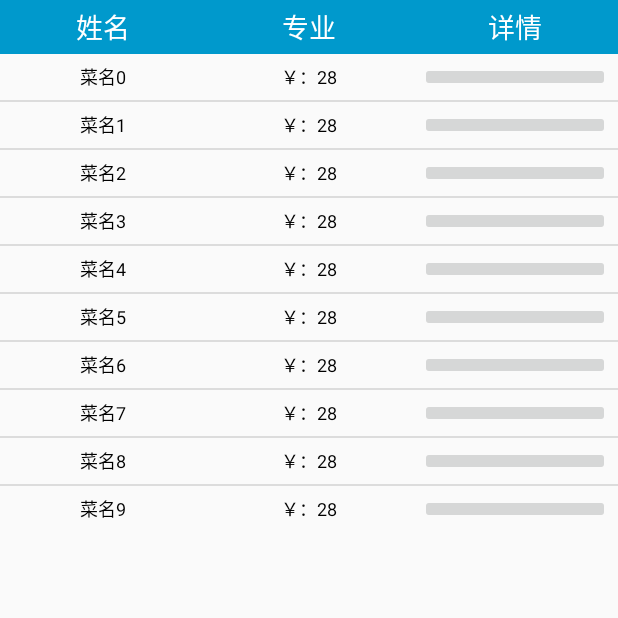
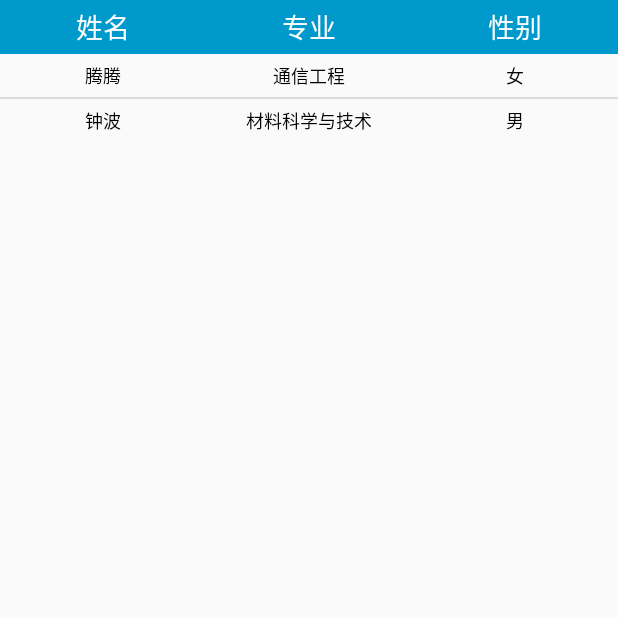
Before and after one commit to sherlockkk/SchoolMate-JXUST, an Android app: the screen it shows after launch (ListActivity), after a tap on "查询", on a phone screen of 412 x 824 dp, the top half of it. Run offline under Robolectric (Android 15) with nearby library versions, the phone set to English and light mode, and no system bars; our stand-ins replace Volley; network calls fail.

```diff
--- a/app/build.gradle
+++ b/app/build.gradle
@@ -24,5 +24,5 @@ dependencies {
     compile 'com.android.support:appcompat-v7:23.1.0'
     compile 'com.google.code.gson:gson:2.4'
     compile files('libs/WelikeAndroid_V1.1.jar')
-
+    compile 'me.neavo:volley:2014.12.09'
 }
--- a/app/src/main/AndroidManifest.xml
+++ b/app/src/main/AndroidManifest.xml
@@ -2,7 +2,11 @@
 <manifest xmlns:android="http://schemas.android.com/apk/res/android"
     package="com.alpha.schoolmate">
 
+    <uses-permission android:name="android.permission.INTERNET"></uses-permission>
+    <uses-permission android:name="android.permission.WRITE_EXTERNAL_STORAGE"></uses-permission>
+
     <application
+        android:name=".MyApplication"
         android:allowBackup="true"
         android:icon="@mipmap/ic_launcher"
         android:label="@string/app_name"
--- /dev/null
+++ b/app/src/main/java/com/alpha/schoolmate/MyApplication.java
@@ -0,0 +1,25 @@
+package com.alpha.schoolmate;
+
+import android.app.Application;
+
+import com.android.volley.RequestQueue;
+import com.android.volley.toolbox.Volley;
+
+/**
+ * Created by Jason Sun on 2015/11/6.
+ * <p/>
+ * 邮箱：1129574214@qq.com
+ */
+public class MyApplication extends Application {
+    public static RequestQueue requestQueue;
+
+    @Override
+    public void onCreate() {
+        super.onCreate();
+        requestQueue = Volley.newRequestQueue(getApplicationContext());
+    }
+
+    public static RequestQueue getHttpRequestQueue(){
+        return requestQueue;
+    }
+}
--- a/app/src/main/java/com/alpha/schoolmate/activity/ListActivity.java
+++ b/app/src/main/java/com/alpha/schoolmate/activity/ListActivity.java
@@ -1,33 +1,27 @@
 package com.alpha.schoolmate.activity;
 
 import android.app.Activity;
-import android.content.DialogInterface;
 import android.os.Bundle;
 import android.view.View;
-import android.widget.Button;
-import android.widget.ImageButton;
+import android.widget.AdapterView;
 import android.widget.ListView;
-import android.widget.TableLayout;
-import android.widget.TableRow;
-import android.widget.TextView;
 
 import com.alpha.schoolmate.R;
-import com.alpha.schoolmate.adapter.MyAdapter;
-import com.alpha.schoolmate.adapter.ViewHolder;
-import com.lody.welike.ui.WelikeActivity;
+import com.alpha.schoolmate.adapter.ListViewAdapter;
+import com.lody.welike.ui.WelikeToast;
 
 import java.util.ArrayList;
 import java.util.HashMap;
 import java.util.List;
 import java.util.Map;
-import java.util.Objects;
 
 /**
  * Created by SongJian on 2015/11/4 0004.
  */
 public class ListActivity extends Activity {
-    public static String title[] = new String[]{"菜名0", "菜名1", "菜名2", "菜名3", "菜名4", "菜名5", "菜名6", "菜名7", "菜名8", "菜名9"};
-    public static String info[] = new String[]{"￥：28", "￥：28", "￥：28", "￥：28", "￥：28", "￥：28", "￥：28", "￥：28", "￥：28", "￥：28",};
+    public static String title[] = new String[]{"腾腾", "钟波"};
+    public static String info[] = new String[]{"通信工程", "材料科学与技术"};
+    public static String sex[] = new String[]{"女","男"};
 
 
     @Override
@@ -39,8 +33,9 @@ public class ListActivity extends Activity {
 
     public void initWidget() {
         ListView listView = (ListView) findViewById(R.id.listview);
-        MyAdapter myAdapter = new MyAdapter(this);
+        ListViewAdapter myAdapter = new ListViewAdapter(this);
         listView.setAdapter(myAdapter);
+        listView.setOnItemClickListener(onItemClickListener);
     }
 
 
@@ -51,12 +46,18 @@ public class ListActivity extends Activity {
             Map<String, Object> map = new HashMap<String, Object>();
             map.put("name", title[i]);
             map.put("major", info[i]);
+            map.put("sex",sex[i]);
             list.add(map);
         }
         return list;
     }
 
-    public void showInfo(int position) {
 
-    }
+    AdapterView.OnItemClickListener onItemClickListener = new AdapterView.OnItemClickListener() {
+        @Override
+        public void onItemClick(AdapterView<?> parent, View view, int position, long id) {
+            WelikeToast.toast("您点击了第" + (position + 1) + "条信息");
+        }
+    };
+
 }
--- a/app/src/main/java/com/alpha/schoolmate/activity/MainActivity.java
+++ b/app/src/main/java/com/alpha/schoolmate/activity/MainActivity.java
@@ -14,16 +14,25 @@ import android.widget.Button;
 import android.widget.EditText;
 import android.widget.Spinner;
 
+import com.alpha.schoolmate.MyApplication;
 import com.alpha.schoolmate.R;
 import com.alpha.schoolmate.util.Config;
 import com.alpha.schoolmate.util.HttpUtils;
 import com.alpha.schoolmate.util.JsonUtil;
+import com.android.volley.AuthFailureError;
+import com.android.volley.Request;
+import com.android.volley.Response;
+import com.android.volley.VolleyError;
+import com.android.volley.toolbox.StringRequest;
 import com.lody.welike.WelikeHttp;
 import com.lody.welike.http.HttpParams;
 import com.lody.welike.http.HttpRequest;
+import com.lody.welike.http.HttpResponse;
 import com.lody.welike.http.callback.HttpCallback;
+import com.lody.welike.http.callback.HttpResultCallback;
 import com.lody.welike.ui.WelikeToast;
 
+import java.lang.reflect.Method;
 import java.util.HashMap;
 import java.util.Map;
 
@@ -70,12 +79,13 @@ public class MainActivity extends Activity {
 
     OnClickListener onClickListener;
 
-    public String  name = null;
+    public String name = null;
     public String major = null;
     public String clazz = null;
     public String company = null;
     public String address = null;
     public String years = null;
+
     {
         onClickListener = new OnClickListener() {
 
@@ -95,11 +105,81 @@ public class MainActivity extends Activity {
 //                        progressDialog.setTitle("正在查询");
 //                        progressDialog.setMessage("查询中...");
 
-                       // WelikeHttp.getDefault().post(Config.URLPATH,);
+                        // WelikeHttp.getDefault().post(Config.URLPATH,);
+
 
                         toActivity();
                         break;
                 }
+//                Map<String, String> params = new HashMap<String, String>();
+//                params.put("RealName", name);
+//                params.put("SpecialityName", major);
+//                params.put("ClassName", clazz);
+//                params.put("Graduation", years);
+//                params.put("WorkPlace", company);
+//                params.put("Address", address);
+                //sendPost(params);
+/**
+ *
+ * 可用的请求方法
+ *
+ */
+//                WelikeHttp.getDefault().post(Config.URLPATH, new HttpParams().putAllParams(params), new HttpResultCallback() {
+//                    @Override
+//                    public void onSuccess(String content) {
+//                        super.onSuccess(content);
+//                        WelikeToast.toast(content);
+//                    }
+//
+//                    @Override
+//                    public void onFailure(HttpResponse response) {
+//                        super.onFailure(response);
+//                        WelikeToast.toast(response.toString());
+//                        System.out.println(response);
+//                    }
+//                });
+
+//                WelikeHttp.getDefault().post(Config.URLPATH, (HttpParams) params, new HttpResultCallback() {
+//                    @Override
+//                    public void onSuccess(String content) {
+//                        super.onSuccess(content);
+//                        WelikeToast.toast(content);
+//                    }
+//                });
+
+
+                //sendPost(params);
+
+                volleyPost();
+
+                System.out.println(name + " " + major + " " + clazz + " " + company + " " + address + " " + years);
+                JsonUtil jsonUtil = new JsonUtil();
+                //jsonUtil.changeNotArrayDateToJson(params);
+            }
+        };
+    }
+
+    private void toActivity() {
+        Intent intent = new Intent(MainActivity.this, ListActivity.class);
+        startActivity(intent);
+    }
+
+    private void volleyPost() {
+        StringRequest request = new StringRequest(Request.Method.POST, Config.URLPATH, new Response.Listener<String>() {
+            @Override
+            public void onResponse(String s) {
+                WelikeToast.toast(s);
+                System.out.println(s);
+            }
+        }, new Response.ErrorListener() {
+            @Override
+            public void onErrorResponse(VolleyError volleyError) {
+                WelikeToast.toast(volleyError.toString());
+                System.out.println(volleyError.toString());
+            }
+        }) {
+            @Override
+            protected Map<String, String> getParams() throws AuthFailureError {
                 Map<String, String> params = new HashMap<String, String>();
                 params.put("RealName", name);
                 params.put("SpecialityName", major);
@@ -107,18 +187,11 @@ public class MainActivity extends Activity {
                 params.put("Graduation", years);
                 params.put("WorkPlace", company);
                 params.put("Address", address);
-                //sendPost(params);
-                System.out.println(name + " " + major + " " + clazz + " " + company + " " + address + " " + years);
-                JsonUtil jsonUtil = new JsonUtil();
-                jsonUtil.changeNotArrayDateToJson(params);
-
+                return params;
             }
         };
-    }
-
-    private void toActivity() {
-        Intent intent = new Intent(MainActivity.this, ListActivity.class);
-        startActivity(intent);
+        request.setTag("SJ_POST");
+        MyApplication.getHttpRequestQueue().add(request);
     }
 
 
--- a/app/src/main/java/com/alpha/schoolmate/adapter/MyAdapter.java
+++ b/app/src/main/java/com/alpha/schoolmate/adapter/ListViewAdapter.java
@@ -17,13 +17,13 @@ import java.util.Map;
 /**
  * Created by SongJian on 2015/11/5 0005.
  */
-public class MyAdapter extends BaseAdapter {
+public class ListViewAdapter extends BaseAdapter {
     private LayoutInflater inflater;
-    private ViewHolder viewHolder = null;
+    private ViewHolder viewHolder  = new ViewHolder();
 
     private List<Map<String, Object>> mData = new ListActivity().getData();
 
-    public MyAdapter(Context context) {
+    public ListViewAdapter(Context context) {
         this.inflater = LayoutInflater.from(context);
     }
 
@@ -47,17 +47,17 @@ public class MyAdapter extends BaseAdapter {
     @Override
     public View getView(int position, View convertView, ViewGroup parent) {
         if (convertView == null) {
-            viewHolder = new ViewHolder();
             convertView = inflater.inflate(R.layout.layout_listview, null);
             viewHolder.mTvName = (TextView) convertView.findViewById(R.id.name);
             viewHolder.mTvMajor = (TextView) convertView.findViewById(R.id.major);
-            viewHolder.mIbDetail = (ImageButton) convertView.findViewById(R.id.detail);
+            viewHolder.mTvSex = (TextView) convertView.findViewById(R.id.sex);
             convertView.setTag(viewHolder);
         } else {
             viewHolder = (ViewHolder) convertView.getTag();
         }
         viewHolder.mTvName.setText((String)mData.get(position).get("name"));
         viewHolder.mTvMajor.setText((String)mData.get(position).get("major"));
+        viewHolder.mTvSex.setText((String)mData.get(position).get("sex"));
         return convertView;
     }
 }
--- a/app/src/main/java/com/alpha/schoolmate/adapter/ViewHolder.java
+++ b/app/src/main/java/com/alpha/schoolmate/adapter/ViewHolder.java
@@ -9,6 +9,9 @@ import android.widget.TextView;
 public class ViewHolder {
     public TextView mTvName;
     public TextView mTvMajor;
-    public ImageButton mIbDetail;
+    public TextView mTvSex;
+
+//    public TextView mKey;
+//    public TextView mValue;
 
 }
--- a/app/src/main/java/com/alpha/schoolmate/util/Config.java
+++ b/app/src/main/java/com/alpha/schoolmate/util/Config.java
@@ -4,5 +4,5 @@ package com.alpha.schoolmate.util;
  * Created by SongJian on 2015/11/3 0003.
  */
 public class Config {
-    public static final String URLPATH = "http://192.168.1.105:8888/Service/getFellows";
+    public static final String URLPATH = "http://192.168.23.1:8888/Service/getFellows";
 }
--- a/app/src/main/res/layout/activity_list.xml
+++ b/app/src/main/res/layout/activity_list.xml
@@ -29,7 +29,7 @@
         android:layout_width="0dp"
         android:layout_height="match_parent"
         android:layout_weight="1"
-        android:text="详情"
+        android:text="性别"
         android:textSize="18sp"
         android:textColor="@android:color/white"
         android:gravity="center"
--- a/app/src/main/res/layout/layout_listview.xml
+++ b/app/src/main/res/layout/layout_listview.xml
@@ -21,14 +21,13 @@
         android:textColor="@android:color/black"
         android:gravity="center"
         />
-    <ImageButton
+    <TextView
         android:layout_margin="5dp"
-        android:id="@+id/detail"
+        android:id="@+id/sex"
         android:layout_width="0dp"
         android:layout_height="match_parent"
         android:layout_weight="1"
         android:textSize="12sp"
         android:textColor="@android:color/black"
-        android:gravity="center"
-        />
+        android:gravity="center"/>
 </LinearLayout>
--- a/app/src/main/res/values/strings.xml
+++ b/app/src/main/res/values/strings.xml
@@ -6,6 +6,7 @@
 
     <string-array
         name="selector_years">
+        <item></item>
         <item >1960</item>
         <item >1961</item>
         <item >1962</item>
```
Also changed, not shown: app/src/main/java/com/alpha/schoolmate/adapter/DetailListViewAdapter.java (added, +55 -0 lines), app/src/main/java/com/alpha/schoolmate/util/JsonUtil.java (+28 -13 lines), app/src/main/res/layout/activity_detail.xml (added, +23 -0 lines), app/src/main/res/layout/layout_listview_detail.xml (added, +22 -0 lines), 1 other file.
